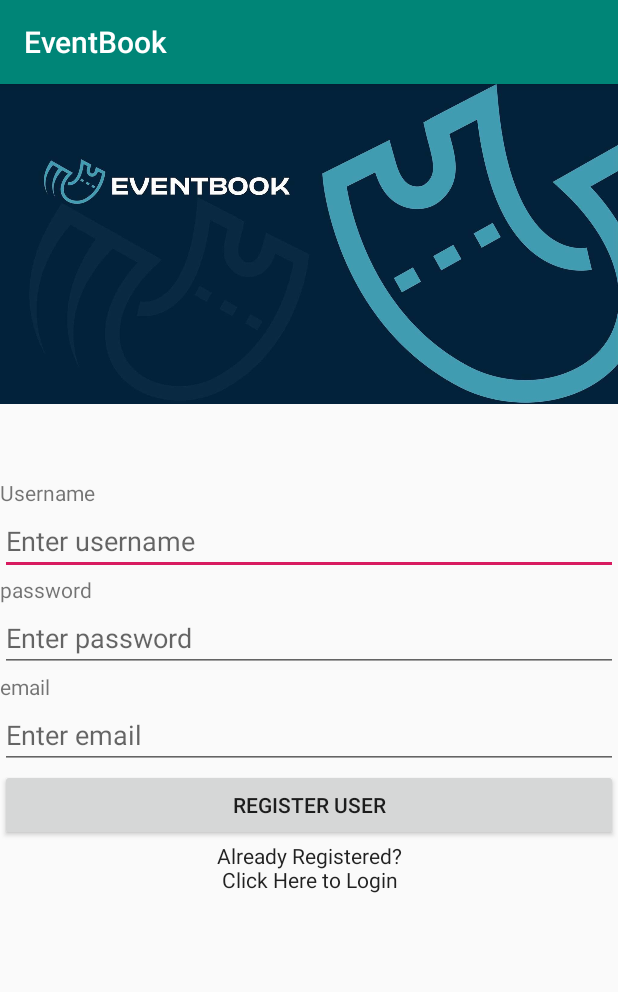
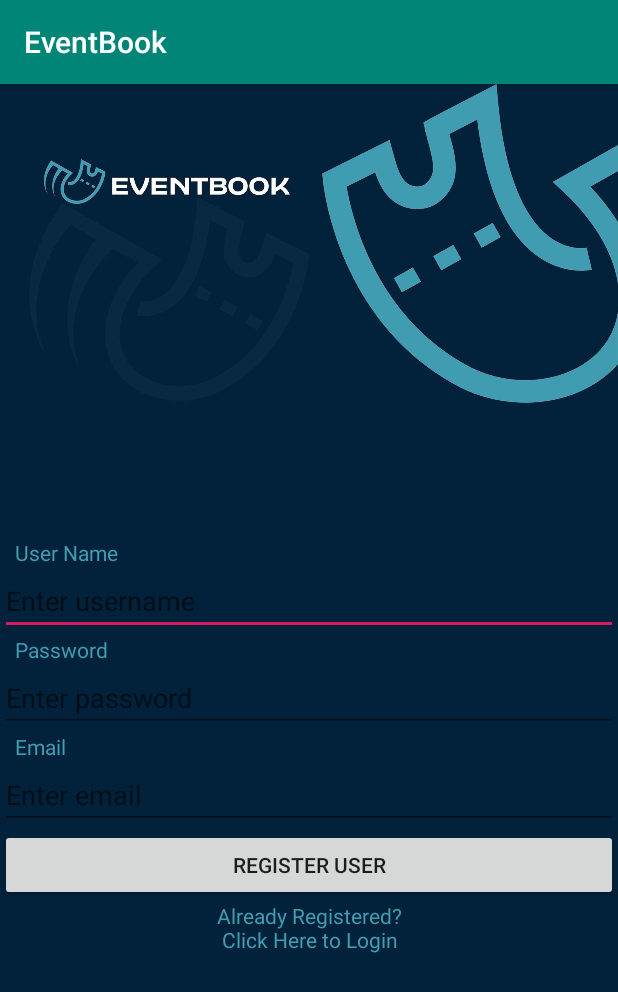
Before and after one commit to FedTheBug/EventBook, an Android app: the screen it shows after launch (MainActivity), on a phone screen of 412 x 824 dp. Shown: the top 992 px of the screen. Run offline under Robolectric (Android 15) with nearby library versions, the phone set to English and light mode, and no system bars; our stand-ins replace Volley.

Commit message:
User Interface Modified

```diff
--- a/AndroidApp/app/src/main/res/layout/activity_main.xml
+++ b/AndroidApp/app/src/main/res/layout/activity_main.xml
@@ -4,7 +4,8 @@
     xmlns:tools="http://schemas.android.com/tools"
     android:layout_width="match_parent"
     android:layout_height="match_parent"
-    tools:context=".MainActivity">
+    tools:context=".MainActivity"
+    android:background="#02223B">
 
     <ImageView
         android:id="@+id/imgPlaylistItemBg"
@@ -20,43 +21,50 @@
         android:layout_width="match_parent"
         android:layout_height="wrap_content"
         android:layout_centerVertical="true"
+        android:gravity="right"
         android:orientation="vertical">
 
         <TextView
             android:layout_width="match_parent"
             android:layout_height="wrap_content"
-            android:text="Username" />
+            android:text="\n\n\n\n\n   User Name"
+            android:textColor="#409CB1" />
 
         <EditText
             android:id="@+id/editTextUsername"
             android:layout_width="match_parent"
             android:layout_height="wrap_content"
-            android:hint="Enter username" />
+            android:hint="Enter username"
+            android:textColor="#ffffff" />
 
 
         <TextView
             android:layout_width="match_parent"
             android:layout_height="wrap_content"
-            android:text="password" />
+            android:text="   Password"
+            android:textColor="#409CB1" />
 
         <EditText
             android:id="@+id/editTextPassword"
             android:layout_width="match_parent"
             android:layout_height="wrap_content"
             android:hint="Enter password"
-            android:inputType="textPassword" />
+            android:inputType="textPassword"
+            android:textColor="#ffffff" />
 
         <TextView
             android:layout_width="match_parent"
             android:layout_height="wrap_content"
-            android:text="email" />
+            android:text="   Email"
+            android:textColor="#409CB1" />
 
         <EditText
             android:id="@+id/editTextEmail"
             android:layout_width="match_parent"
             android:layout_height="wrap_content"
             android:hint="Enter email"
-            android:inputType="textEmailAddress" />
+            android:inputType="textEmailAddress"
+            android:textColor="#ffffff" />
 
         <Button
             android:id="@+id/buttonRegister"
@@ -70,6 +78,7 @@
         android:layout_width="match_parent"
         android:layout_height="match_parent"
         android:layout_below="@id/linearLayout"
+        android:textColor="#409CB1"
         android:text="Already Registered?\nClick Here to Login"
         android:textAlignment="center"
         android:textAppearance="@style/Base.TextAppearance.AppCompat" />
```
